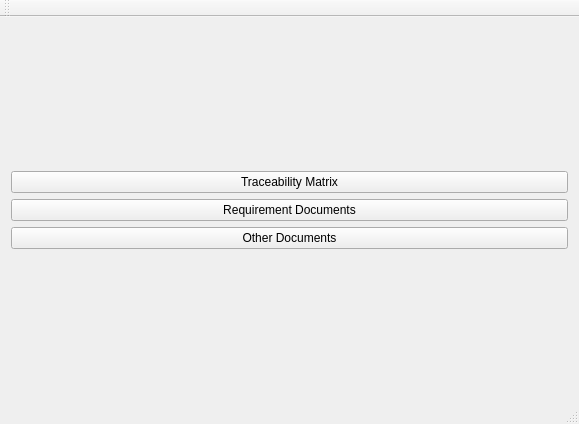
Qt form mainwindow.ui (JoseCM/TraceabilityMatrix) before a commit.
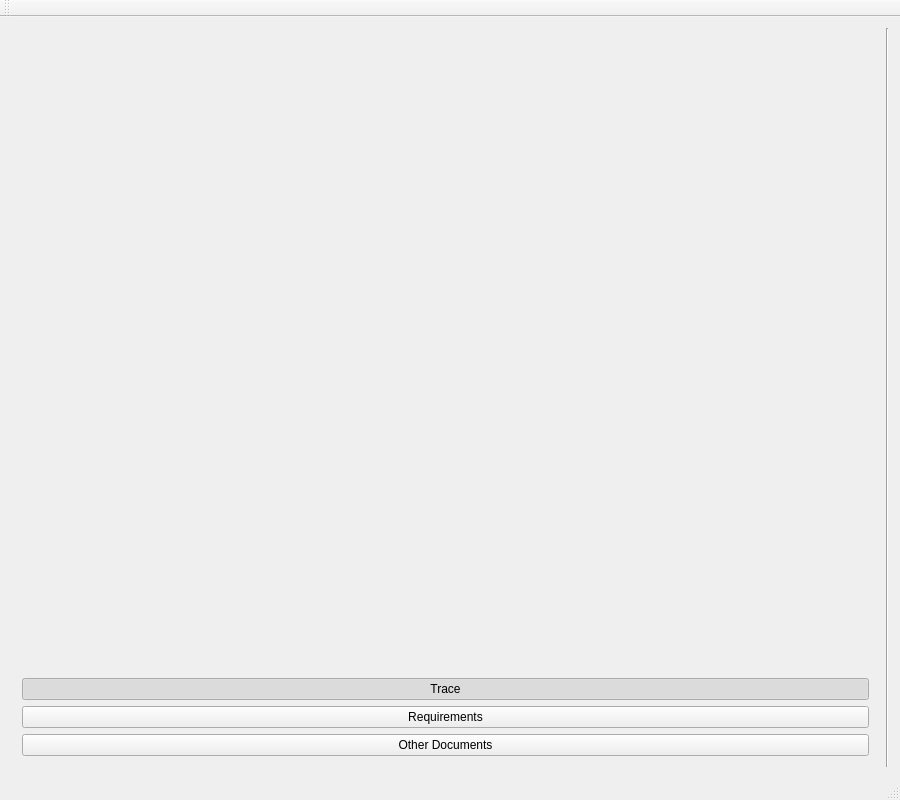
The same form after that commit.

```diff
--- a/mainwindow.ui
+++ b/mainwindow.ui
@@ -6,8 +6,8 @@
    <rect>
     <x>0</x>
     <y>0</y>
-    <width>579</width>
-    <height>424</height>
+    <width>900</width>
+    <height>800</height>
    </rect>
   </property>
   <property name="sizePolicy">
@@ -40,6 +40,9 @@
        </spacer>
       </item>
       <item>
+       <widget class="QWidget" name="widget" native="true">
+        <layout class="QVBoxLayout" name="verticalLayout_2">
+         <item>
        <widget class="QPushButton" name="showTrace">
         <property name="sizePolicy">
          <sizepolicy hsizetype="Minimum" vsizetype="Fixed">
@@ -48,7 +51,13 @@
          </sizepolicy>
         </property>
         <property name="text">
-         <string>Traceability Matrix</string>
+            <string>Trace</string>
+           </property>
+           <property name="checkable">
+            <bool>true</bool>
+           </property>
+           <property name="checked">
+            <bool>true</bool>
         </property>
        </widget>
       </item>
@@ -61,7 +70,10 @@
          </sizepolicy>
         </property>
         <property name="text">
-         <string>Requirement Documents</string>
+            <string>Requirements</string>
+           </property>
+           <property name="checkable">
+            <bool>true</bool>
         </property>
        </widget>
       </item>
@@ -76,22 +88,22 @@
         <property name="text">
          <string>Other Documents</string>
         </property>
-       </widget>
+           <property name="checkable">
+            <bool>true</bool>
+           </property>
+          </widget>
+         </item>
+        </layout>
+       </widget>
+      </item>
+     </layout>
       </item>
       <item>
-       <spacer name="verticalSpacer">
+     <widget class="Line" name="line">
         <property name="orientation">
          <enum>Qt::Vertical</enum>
         </property>
-        <property name="sizeHint" stdset="0">
-         <size>
-          <width>20</width>
-          <height>40</height>
-         </size>
-        </property>
-       </spacer>
-      </item>
-     </layout>
+     </widget>
     </item>
    </layout>
   </widget>
```
Left out of the diff: 2 changed lines with no effect on the pictures. Lines whose indentation alone changed are shown as unchanged.
